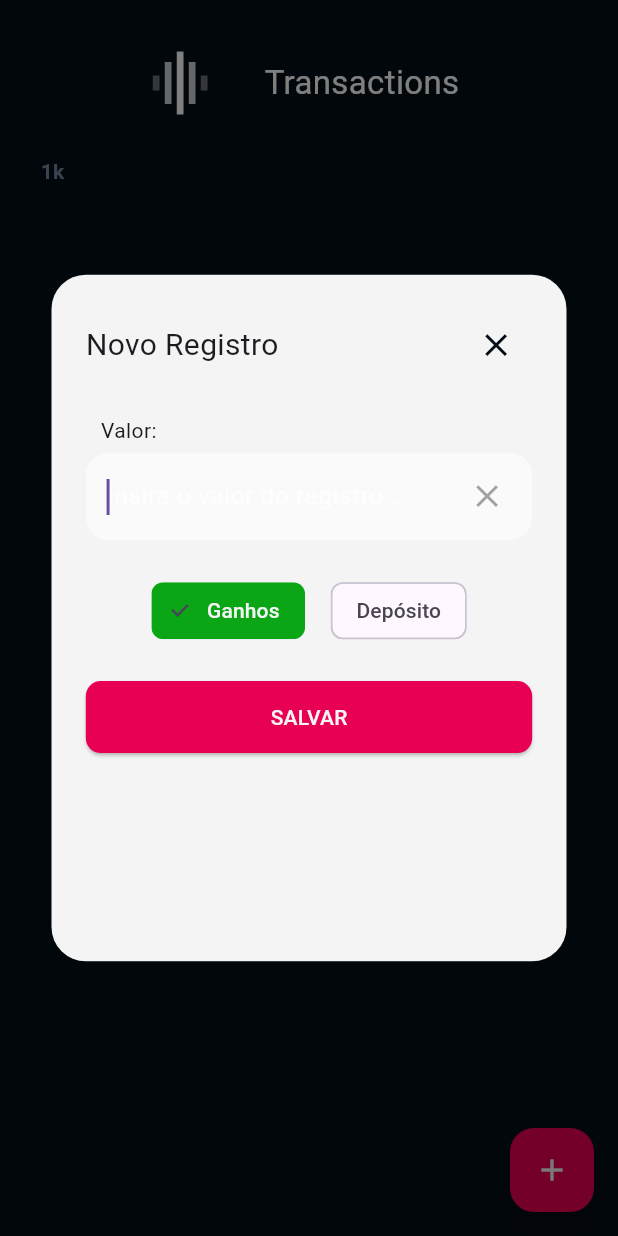
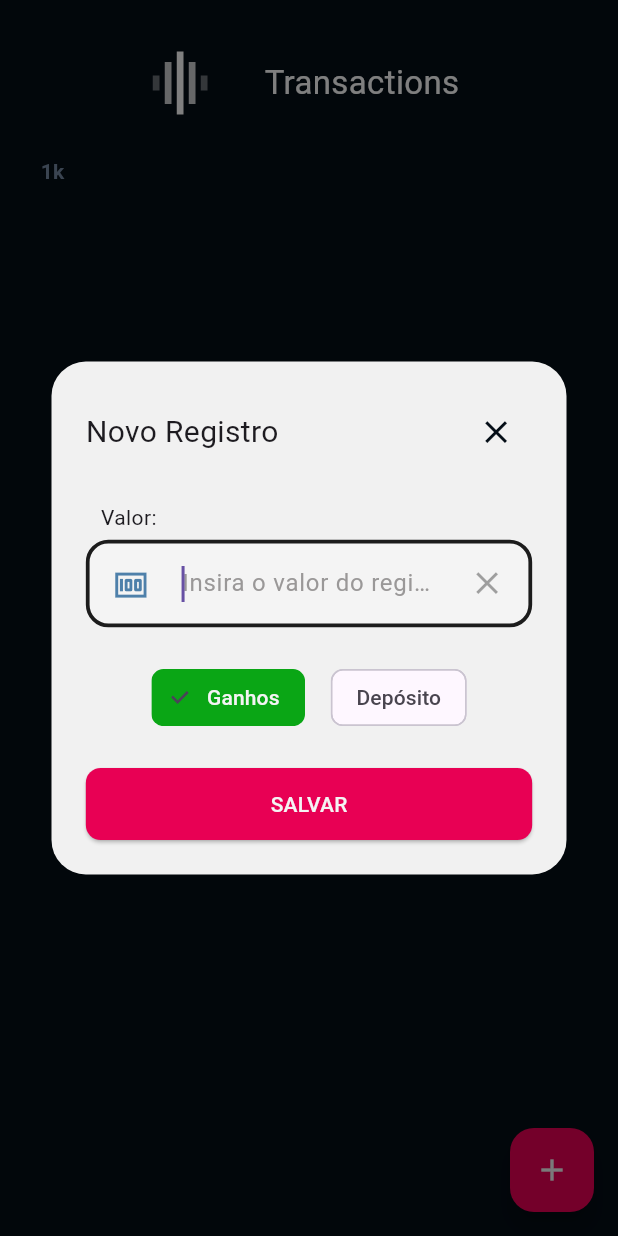
Before and after one commit to EnricoGollner/BetManager, a Flutter app: the screen it shows after launch, after a tap on the "add" icon, on a phone screen of 412 x 824 dp. Run offline on Flutter 3.47's test engine with Material 3 defaults, Android fonts, the phone set to English and light mode, and no system bars; drawn by our look-alikes of fl_chart; our stand-ins replace audioplayers, equatable, shimmer, sizer, sqflite; accounts and stored records are empty.

Commit message:
Adding sound when transaction is  income and updating dialog

```diff
--- a/lib/core/theme/colors.dart
+++ b/lib/core/theme/colors.dart
@@ -8,7 +8,10 @@
 const Color bodyTextColor2 = Colors.white38;
 const Color bodyTextColor3 = Color(0xffF4F4F4);
 const Color bodyTextColor4 = Colors.white54;
-const Color bodyTextColor5 = Color(0x001c1c1c);
+const Color bodyTextColor5 = Color(0xff1c1c1c);
+const Color hintColor = Color.fromARGB(255, 154, 152, 152);
+
+const Color modalFormBackground = Color(0xffF1F1F1);
 
 const Color menuBackground = Color(0xFF090912);
 const Color itemsBackground = Color(0xFF1B2339);
--- a/lib/screens/main_screen.dart
+++ b/lib/screens/main_screen.dart
@@ -1,14 +1,13 @@
+import 'package:audioplayers/audioplayers.dart';
 import 'package:bet_manager_app/controllers/filter_controller.dart';
 import 'package:bet_manager_app/controllers/transaction_controller.dart';
 import 'package:bet_manager_app/core/theme/colors.dart';
 import 'package:bet_manager_app/core/theme/ui_responsivity.dart';
 import 'package:bet_manager_app/core/utils/formatter.dart';
 import 'package:bet_manager_app/models/transaction.dart';
-import 'package:bet_manager_app/screens/widgets/box_icon.dart';
-import 'package:bet_manager_app/screens/widgets/custom_primary_button.dart';
 import 'package:bet_manager_app/screens/widgets/custom_date_text_field.dart';
-import 'package:bet_manager_app/screens/widgets/custom_text_field.dart';
 import 'package:bet_manager_app/screens/widgets/custom_transaction_card.dart';
+import 'package:bet_manager_app/screens/widgets/register_form.dart';
 import 'package:bet_manager_app/screens/widgets/week_transaction_chart.dart';
 import 'package:fl_chart/fl_chart.dart';
 import 'package:flutter/material.dart';
@@ -214,9 +213,6 @@
   }
 
   void _showDialogNewTransaction() {
-    final TextEditingController ctrlAmount = TextEditingController();
-    bool isIncome = true;
-
     showGeneralDialog(
       context: context,
       barrierLabel: "Barrier",
@@ -224,123 +220,8 @@
       barrierColor: Colors.black.withOpacity(0.5),
       transitionDuration: const Duration(milliseconds: 350),
       pageBuilder: (_, __, ___) {
-        return ScaffoldMessenger(
-          child: Builder(
-            builder: (context) {
-              return Scaffold(
-                backgroundColor: Colors.transparent,
-                body: GestureDetector(
-                  behavior: HitTestBehavior.opaque,
-                  onTap: () => Navigator.of(context).pop(),
-                  child: GestureDetector(
-                    onTap: () {},
-                    child: Center(
-                      child: SingleChildScrollView(
-                        child: Container(
-                          padding: EdgeInsets.all(20.s),
-                          height: 400.s,
-                          width: 300.s,
-                          decoration: BoxDecoration(
-                            color: bodyTextColor3,
-                            borderRadius: BorderRadius.circular(20.s),
-                          ),
-                          child: Column(
-                            mainAxisAlignment: MainAxisAlignment.start,
-                            crossAxisAlignment: CrossAxisAlignment.stretch,
-                            children: [
-                              Row(
-                                mainAxisAlignment: MainAxisAlignment.spaceBetween,
-                                children: [
-                                  const Text(
-                                    'Novo Registro',
-                                    style: TextStyle(fontSize: 20),
-                                  ),
-                                  IconButton(
-                                    splashRadius: 20.s,
-                                    icon: const BoxIcon(
-                                      iconData: Icons.close,
-                                      color: backgroundColor,
-                                    ),
-                                    onPressed: () {
-                                      ctrlAmount.clear();
-                                      Navigator.pop(context);
-                                    },
-                                  ),
-                                ],
-                              ),
-                              Column(
-                                mainAxisAlignment: MainAxisAlignment.start,
-                                crossAxisAlignment: CrossAxisAlignment.stretch,
-                                children: [
-                                  SizedBox(height: 20.s),
-                                  SizedBox(
-                                    width: 100.s,
-                                    child: CustomTextField(
-                                        autofocus: true,
-                                        controller: ctrlAmount,
-                                        keyboardType: const TextInputType.numberWithOptions(decimal: true),
-                                        label: 'Valor:',
-                                        hintText: 'Insira o valor do registro...',
-                                        enableButtonCleanValue: true,
-                                      ),
-                                  ),
-                                  SizedBox(height: 20.s),
-                                  StatefulBuilder(
-                                    builder: (context, setState) {
-                                      return Row(
-                                        mainAxisAlignment: MainAxisAlignment.center,
-                                        children: [
-                                          ChoiceChip(
-                                            selected: isIncome,
-                                            selectedColor: incomeBackgroundColor,
-                                            label: Text('Ganhos', style: TextStyle(color: isIncome ? bodyTextColor3 : bodyTextColor5),),
-                                            onSelected: (newValue) {
-                                              setState(() {
-                                                if (isIncome) return;
-                                                isIncome = true;
-                                              });
-                                            },
-                                          ),
-                                          SizedBox(width: 15.s),
-                                          ChoiceChip(
-                                            selected: !isIncome,
-                                            selectedColor: primaryColor,
-                                            label: const Text('Depósito'),
-                                            onSelected: (newValue) {
-                                              setState(() {
-                                                if (!isIncome) return;
-                                                isIncome = false;
-                                              });
-                                            },
-                                          ),
-                                        ],
-                                      );
-                                    }
-                                  ),
-                                  SizedBox(height: 20.s),
-                                  CustomPrimaryButton(
-                                    isLoading: false,
-                                    text: 'SALVAR',
-                                    onPressed: () {
-                                      _transactionController.addTransaction(
-                                        value: Formatter.currencyToDouble(ctrlAmount.text),
-                                        type: isIncome ? TransactionType.income : TransactionType.deposit,
-                                      );
-                                      Navigator.pop(context);
-                                    },
-                                  )
-                                ],
-                              ),
-                            ],
-                          ),
-                        ),
-                      ),
-                    ),
-                  ),
-                ),
-              );
-            },
-          ),
+        return RegisterForm(
+          registerTransaction: registerTransaction,
         );
       },
       transitionBuilder: (_, anim, __, child) {
@@ -361,4 +242,19 @@
       },
     );
   }
+
+  Future<void> registerTransaction(bool isIncome, {required String amountText}) async {
+    if (isIncome) await _playIncomeSound();
+
+    _transactionController.addTransaction(
+      value: Formatter.currencyToDouble(amountText),
+      type: isIncome ? TransactionType.income : TransactionType.deposit,
+    );
+    if (mounted) Navigator.pop(context);
+  }
+
+  Future<void> _playIncomeSound() async {
+    final AudioPlayer audioPlayer = AudioPlayer();
+    await audioPlayer.play(AssetSource('sounds/money.mp3'));
+  }
 }
--- a/lib/screens/widgets/box_icon.dart
+++ b/lib/screens/widgets/custom_icon.dart
@@ -1,11 +1,11 @@
 import 'package:bet_manager_app/core/theme/ui_responsivity.dart';
 import 'package:flutter/material.dart';
 
-class BoxIcon extends StatelessWidget {
+class CustomIcon extends StatelessWidget {
   final IconData iconData;
   final Color color;
 
-  const BoxIcon({
+  const CustomIcon({
     super.key,
     required this.iconData,
     required this.color
--- a/lib/screens/widgets/custom_text_field.dart
+++ b/lib/screens/widgets/custom_text_field.dart
@@ -1,7 +1,7 @@
 import 'package:bet_manager_app/core/theme/colors.dart';
 import 'package:bet_manager_app/core/theme/ui_responsivity.dart';
 import 'package:bet_manager_app/core/utils/validator.dart';
-import 'package:bet_manager_app/screens/widgets/box_icon.dart';
+import 'package:bet_manager_app/screens/widgets/custom_icon.dart';
 import 'package:flutter/material.dart';
 import 'package:flutter/services.dart';
 
@@ -33,7 +33,6 @@
   final bool autofocus;
   final Function()? onPressed;
   final bool isFilled;
-  final bool isWhite;
   final void Function()? onEditingComplete;
   final void Function(PointerDownEvent)? onTapOutside;
   final bool handleDecimal;
@@ -69,7 +68,6 @@
     this.onPressed,
     this.initialValue,
     this.isFilled = true,
-    this.isWhite = false,
     this.onEditingComplete,
     this.onTapOutside,
     this.handleDecimal = false,
@@ -181,7 +179,7 @@
                 ),
               ),
               prefixIcon: widget.prefixIcon != null
-                  ? BoxIcon(
+                  ? CustomIcon(
                       iconData: widget.prefixIcon!,
                       color: secondaryColor,
                     )
@@ -191,12 +189,12 @@
               suffixIconConstraints: BoxConstraints.tight(const Size(60, 25)),
               filled: widget.isFilled,
               hintStyle: const TextStyle(
-                color: bodyTextColor,
+                color: hintColor,
                 fontWeight: FontWeight.w400
               ),
               hintText: widget.hintText,
               contentPadding: EdgeInsets.symmetric(horizontal: 10, vertical: 15.s),
-              fillColor: widget.enabled ? widget.isWhite ? bodyTextColor3 : bodyTextColor4 : bodyTextColor5,
+              fillColor: bodyTextColor3,
             ),
           ),
         ),
@@ -208,7 +206,7 @@
     return widget.isPassword
       ? GestureDetector(
         onTap: () => setState(() => _obscureText = !_obscureText),
-        child: BoxIcon(
+        child: CustomIcon(
               iconData: _obscureText ? Icons.visibility : Icons.visibility_off,
               color: secondaryColor,
             ),
@@ -216,14 +214,14 @@
       : widget.enableButtonCleanValue
         ? GestureDetector(
             onTap: clearTextField,
-            child: BoxIcon(
+            child: CustomIcon(
               iconData: Icons.clear,
               color: bodyTextColor5.withOpacity(0.4),
             ),
           )
         : widget.suffixicon != null ? GestureDetector(
             onTap: widget.onPressedSuffixIcon,
-            child: BoxIcon(
+            child: CustomIcon(
               iconData: widget.suffixicon!,
               color: secondaryColor,
             ),
--- /dev/null
+++ b/lib/screens/widgets/register_form.dart
@@ -0,0 +1,147 @@
+import 'package:bet_manager_app/core/theme/colors.dart';
+import 'package:bet_manager_app/core/theme/ui_responsivity.dart';
+import 'package:bet_manager_app/screens/widgets/custom_icon.dart';
+import 'package:bet_manager_app/screens/widgets/custom_primary_button.dart';
+import 'package:bet_manager_app/screens/widgets/custom_text_field.dart';
+import 'package:flutter/material.dart';
+
+class RegisterForm extends StatefulWidget {
+  final Future<void> Function(bool isIncome, {required String amountText}) registerTransaction;
+
+  const RegisterForm({
+    super.key,
+    required this.registerTransaction,
+  });
+
+  @override
+  State<RegisterForm> createState() => _RegisterFormState();
+}
+
+class _RegisterFormState extends State<RegisterForm> {
+  final GlobalKey<FormState> _formKey = GlobalKey<FormState>();
+  final TextEditingController ctrlAmount = TextEditingController();
+  bool isIncome = true;
+
+  @override
+  Widget build(BuildContext context) {
+    return ScaffoldMessenger(
+          child: Builder(
+            builder: (context) {
+              return Scaffold(
+                backgroundColor: Colors.transparent,
+                body: GestureDetector(
+                  behavior: HitTestBehavior.opaque,
+                  onTap: () => Navigator.of(context).pop(),
+                  child: GestureDetector(
+                    onTap: () {},
+                    child: Center(
+                      child: SingleChildScrollView(
+                        child: Container(
+                          padding: EdgeInsets.all(20.s),
+                          width: 300.s,
+                          decoration: BoxDecoration(
+                            color: modalFormBackground,
+                            borderRadius: BorderRadius.circular(20.s),
+                          ),
+                          child: Column(
+                            mainAxisAlignment: MainAxisAlignment.start,
+                            crossAxisAlignment: CrossAxisAlignment.stretch,
+                            children: [
+                              Row(
+                                mainAxisAlignment: MainAxisAlignment.spaceBetween,
+                                children: [
+                                  const Text(
+                                    'Novo Registro',
+                                    style: TextStyle(fontSize: 20),
+                                  ),
+                                  IconButton(
+                                    splashRadius: 20.s,
+                                    icon: const CustomIcon(
+                                      iconData: Icons.close,
+                                      color: backgroundColor,
+                                    ),
+                                    onPressed: () {
+                                      ctrlAmount.clear();
+                                      Navigator.pop(context);
+                                    },
+                                  ),
+                                ],
+                              ),
+                              Form(
+                                key: _formKey,
+                                child: Column(
+                                  mainAxisAlignment: MainAxisAlignment.start,
+                                  crossAxisAlignment: CrossAxisAlignment.stretch,
+                                  children: [
+                                    SizedBox(height: 20.s),
+                                    SizedBox(
+                                      width: 100.s,
+                                      child: CustomTextField(
+                                          autofocus: true,
+                                          controller: ctrlAmount,
+                                          keyboardType: const TextInputType.numberWithOptions(decimal: true),
+                                          prefixIcon: Icons.money,
+                                          label: 'Valor:',
+                                          hintText: 'Insira o valor do registro...',
+                                          enableButtonCleanValue: true,
+                                        ),
+                                    ),
+                                    SizedBox(height: 20.s),
+                                    StatefulBuilder(
+                                      builder: (context, setState) {
+                                        return Row(
+                                          mainAxisAlignment: MainAxisAlignment.center,
+                                          children: [
+                                            ChoiceChip(
+                                              selected: isIncome,
+                                              selectedColor: incomeBackgroundColor,
+                                              label: Text('Ganhos', style: TextStyle(color: isIncome ? bodyTextColor3 : bodyTextColor5),),
+                                              onSelected: (newValue) {
+                                                setState(() {
+                                                  if (isIncome) return;
+                                                  isIncome = true;
+                                                });
+                                              },
+                                            ),
+                                            SizedBox(width: 15.s),
+                                            ChoiceChip(
+                                              selected: !isIncome,
+                                              selectedColor: primaryColor,
+                                              label: const Text('Depósito'),
+                                              onSelected: (newValue) {
+                                                setState(() {
+                                                  if (!isIncome) return;
+                                                  isIncome = false;
+                                                });
+                                              },
+                                            ),
+                                          ],
+                                        );
+                                      }
+                                    ),
+                                    SizedBox(height: 20.s),
+                                    CustomPrimaryButton(
+                                      isLoading: false,
+                                      text: 'SALVAR',
+                                      onPressed: () async {
+                                        if (_formKey.currentState!.validate()) {
+                                          await  widget.registerTransaction(isIncome, amountText: ctrlAmount.text);
+                                        }
+                                      },
+                                    ),
+                                  ],
+                                ),
+                              ),
+                            ],
+                          ),
+                        ),
+                      ),
+                    ),
+                  ),
+                ),
+              );
+            },
+          ),
+        );
+  }
+}
--- a/pubspec.yaml
+++ b/pubspec.yaml
@@ -19,6 +19,8 @@
   shimmer: ^3.0.0
   path: ^1.8.3
   sqflite: ^2.3.3+1
+  audioplayers: ^6.0.0
+  animated_text_kit: ^4.2.2
 
 dev_dependencies:
   flutter_test:
@@ -45,3 +47,4 @@
   assets:
     - assets/
     - assets/splash/
+    - assets/sounds/
```
Also changed, not shown: pubspec.lock, 40 other files.
